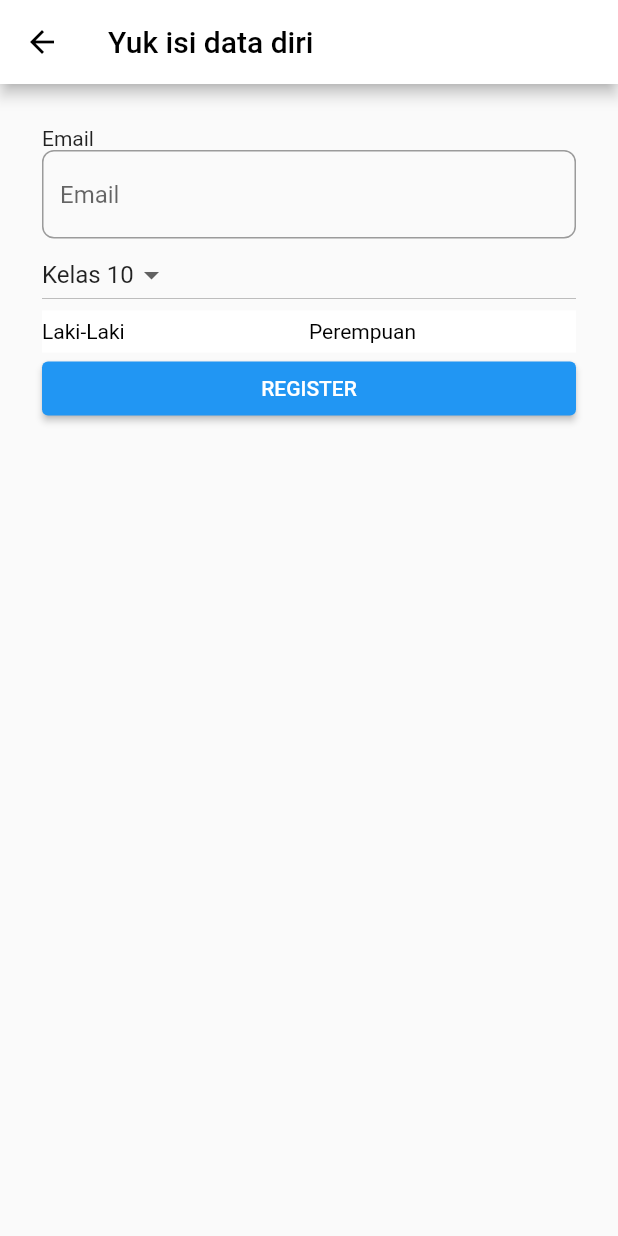
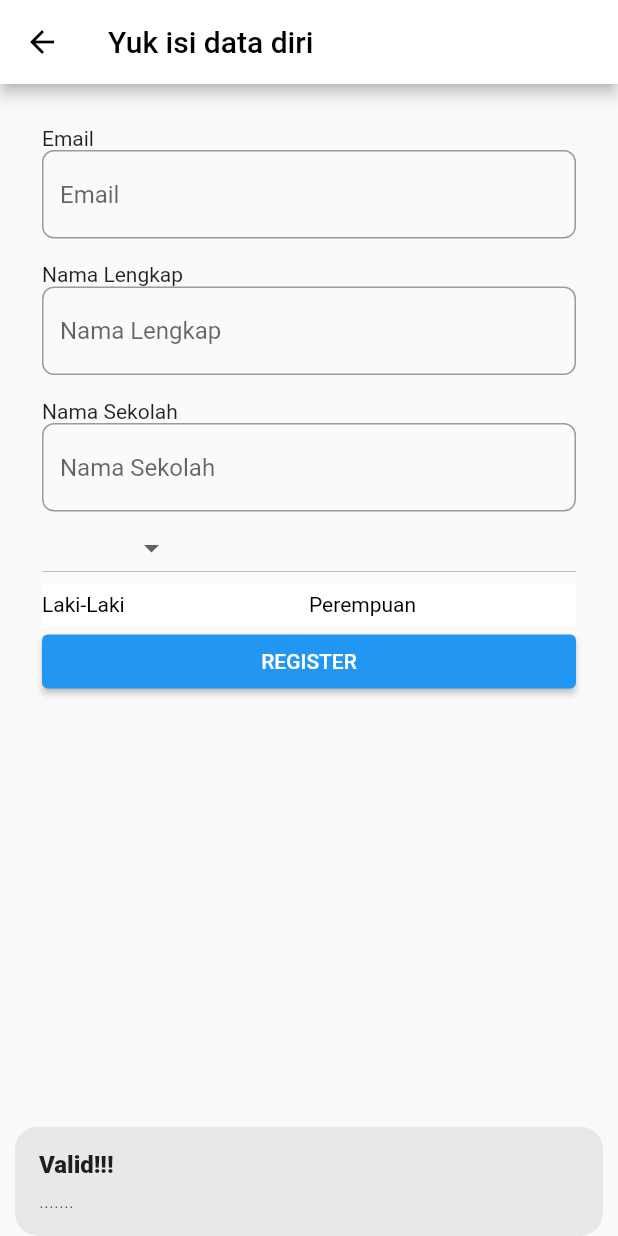
Before and after one commit to Edspert/Bootcamp-Flutter, a Flutter app: the RegistFormPage screen opened by its route, after a tap on "REGISTER", on a phone screen of 412 x 824 dp. Run offline on Flutter 3.47's test engine with Material 2 defaults, Android fonts, the phone set to English and light mode, and no system bars; our stand-ins replace connectivity_plus, dio, firebase_auth, firebase_core, flutter_svg, form_builder_validators and 2 more; missing offline and left inert: dio_logger; accounts and stored records are empty; network calls fail; statements that could not run were skipped; project files that could hold a hidden picture were left out.

Commit message:
fix: form validator.

```diff
--- a/lib/presentation/auth/login/login_controller.dart
+++ b/lib/presentation/auth/login/login_controller.dart
@@ -28,6 +28,7 @@ class LoginController extends GetxController {
 
   Future<void> signOut() async {
     await firebaseAuthService.signOut();
+    Get.offAllNamed(Routes.login);
   }
 
   Future<void> isUserRegistered() async {
--- a/lib/presentation/auth/regist_form/regist_form_page.dart
+++ b/lib/presentation/auth/regist_form/regist_form_page.dart
@@ -1,4 +1,5 @@
 import 'package:flutter/material.dart';
+import 'package:form_builder_validators/form_builder_validators.dart';
 import 'package:get/get.dart';
 import 'package:get/get_core/src/get_main.dart';
 
@@ -14,8 +15,11 @@ class RegistFormPage extends StatefulWidget {
 }
 
 class _RegistFormPageState extends State<RegistFormPage> {
-  final TextEditingController _nameTextController = TextEditingController();
-  String kelas = '10';
+  final GlobalKey<FormState> _formKey = GlobalKey<FormState>();
+  final TextEditingController _emailTextController = TextEditingController();
+  final TextEditingController _fullNameTextController = TextEditingController();
+  final TextEditingController _schoolNameTextController = TextEditingController();
+  String? kelas;
   String jenisKelamin = '';
 
   @override
@@ -26,27 +30,63 @@ class _RegistFormPageState extends State<RegistFormPage> {
         leading: IconButton(
           onPressed: () {},
           color: AppColors.black,
-          icon: Icon(Icons.arrow_back),
+          icon: const Icon(Icons.arrow_back),
         ),
-        title: Text(
+        title: const Text(
           'Yuk isi data diri',
           style: TextStyle(
             color: AppColors.black,
           ),
         ),
       ),
-      body: ListView(
-        padding: EdgeInsets.all(28),
+      body: Form(
+        key: _formKey,
+        child: ListView(
+          padding: const EdgeInsets.all(28),
           children: [
-          Text('Email'),
-          TextField(
-            controller: _nameTextController,
+            const Text('Email'),
+            TextFormField(
+              controller: _emailTextController,
               decoration: InputDecoration(
                 border: OutlineInputBorder(
                   borderRadius: BorderRadius.circular(8),
                 ),
                 hintText: 'Email',
               ),
+              validator: FormBuilderValidators.compose([
+                FormBuilderValidators.required(),
+                FormBuilderValidators.email(),
+              ]),
+            ),
+            SizedBox(height: 16),
+            const Text('Nama Lengkap'),
+            TextFormField(
+              controller: _fullNameTextController,
+              decoration: InputDecoration(
+                border: OutlineInputBorder(
+                  borderRadius: BorderRadius.circular(8),
+                ),
+                hintText: 'Nama Lengkap',
+              ),
+              validator: FormBuilderValidators.compose([
+                FormBuilderValidators.required(),
+                FormBuilderValidators.minLength(6),
+              ]),
+            ),
+            SizedBox(height: 16),
+            const Text('Nama Sekolah'),
+            TextFormField(
+              controller: _schoolNameTextController,
+              decoration: InputDecoration(
+                border: OutlineInputBorder(
+                  borderRadius: BorderRadius.circular(8),
+                ),
+                hintText: 'Nama Sekolah',
+              ),
+              validator: FormBuilderValidators.compose([
+                FormBuilderValidators.required(),
+                FormBuilderValidators.minLength(6),
+              ]),
             ),
             DropdownButton<String?>(
               value: kelas,
@@ -75,7 +115,7 @@ class _RegistFormPageState extends State<RegistFormPage> {
                     },
                     child: Container(
                       color: jenisKelamin == 'Laki-Laki' ? Colors.green : Colors.white,
-                    padding: EdgeInsets.symmetric(vertical: 6),
+                      padding: const EdgeInsets.symmetric(vertical: 6),
                       child: Text(
                         'Laki-Laki',
                         style: TextStyle(
@@ -94,7 +134,7 @@ class _RegistFormPageState extends State<RegistFormPage> {
                     },
                     child: Container(
                       color: jenisKelamin == 'Perempuan' ? Colors.green : Colors.white,
-                    padding: EdgeInsets.symmetric(vertical: 6),
+                      padding: const EdgeInsets.symmetric(vertical: 6),
                       child: Text('Perempuan',
                           style: TextStyle(
                             color: jenisKelamin == 'Perempuan' ? Colors.white : Colors.black,
@@ -106,14 +146,35 @@ class _RegistFormPageState extends State<RegistFormPage> {
             ),
             ElevatedButton(
               onPressed: () {
-              String email = _nameTextController.text;
-              print('EMAIL: ${email} $kelas');
-
+                if (_formKey.currentState!.validate() == true) {
+                  if (kelas != null) {
+                    if (jenisKelamin != '') {
                       // TODO: call RegistFormController.registerUser()
+                      // Sementara redirect ke Dashboard Page, tapi nanti harus call RegistFormController.registerUser()
+                      Get.offAllNamed(Routes.dashboard);
+                    } else {
+                      Get.snackbar(
+                        'Invalid!!!',
+                        'Jenis Kelamin Harus Diisi!',
+                        backgroundColor: Colors.red,
+                      );
+                    }
+                  } else {
+                    Get.snackbar(
+                      'Invalid!!!',
+                      'Kelas Harus Diisi!',
+                      backgroundColor: Colors.red,
+                    );
+                  }
+                  Get.snackbar('Valid!!!', '.......', snackPosition: SnackPosition.BOTTOM);
+                } else {
+                  Get.snackbar('Invalid!!', '.......');
+                }
               },
-            child: Text('REGISTER'),
+              child: const Text('REGISTER'),
             ),
           ],
+        ),
       ),
     );
   }
--- a/lib/presentation/dashboard/dashboard_binding.dart
+++ b/lib/presentation/dashboard/dashboard_binding.dart
@@ -1,8 +1,10 @@
 import 'package:elearning/data/repository/benner_repository.dart';
+import 'package:elearning/presentation/auth/login/login_controller.dart';
 import 'package:elearning/presentation/course/course_list_controller.dart';
 import 'package:elearning/presentation/dashboard/dashboard_controller.dart';
 import 'package:get/get.dart';
 
+import '../../data/repository/auth_repository.dart';
 import '../../data/repository/course_repository.dart';
 import '../../data/services/dio_client.dart';
 import '../../data/services/firebase_auth_service.dart';
@@ -15,6 +17,11 @@ class DashboardBinding implements Bindings {
     Get.lazyPut<FirebaseAuthService>(() => FirebaseAuthServiceImpl());
     Get.lazyPut<CourseRepository>(() => CourseRepositoryImpl(Get.find<DioClient>()));
     Get.lazyPut<BannerRepository>(() => BannerRepositoryImpl(Get.find<DioClient>()));
+    Get.lazyPut<AuthRepository>(() => AuthRepositoryImpl(Get.find<DioClient>()));
+    Get.lazyPut(() => LoginController(
+      authRepository: Get.find<AuthRepository>(),
+      firebaseAuthService: Get.find<FirebaseAuthService>(),
+    ));
     Get.lazyPut(() => DashboardController());
     Get.lazyPut(() =>
         HomeController(Get.find<FirebaseAuthService>(), Get.find<CourseRepository>(), Get.find<BannerRepository>()));
--- a/lib/presentation/dashboard/home/home_controller.dart
+++ b/lib/presentation/dashboard/home/home_controller.dart
@@ -20,7 +20,10 @@ class HomeController extends GetxController {
   Future<void> getCourses() async {
     String? email = firebaseAuthService.getCurrentSignedInUserEmail();
     if (email != null) {
-      List<CourseData> result = await courseRepository.getCourses(majorName: majorName, email: email);
+      List<CourseData> result = await courseRepository.getCourses(
+        majorName: majorName,
+        email: email,
+      );
       courseList = result;
       update();
     }
--- a/lib/presentation/dashboard/home/home_courses_widget.dart
+++ b/lib/presentation/dashboard/home/home_courses_widget.dart
@@ -22,12 +22,14 @@ class _HomeCoursesWidgetState extends State<HomeCoursesWidget> {
 
   @override
   Widget build(BuildContext context) {
+    int maxCourseCount = 3;
+
     return GetBuilder<HomeController>(
       builder: (controller) {
         List<CourseData> courses = controller.courseList;
         return Column(
           children: [
-            if (courses.length > 5)
+            if (courses.length > maxCourseCount)
               TextButton(
                 child: const Text('Lihat Semua'),
                 onPressed: () {
@@ -36,7 +38,7 @@ class _HomeCoursesWidgetState extends State<HomeCoursesWidget> {
               ),
             ListView.builder(
               shrinkWrap: true,
-              itemCount: courses.length > 5 ? 5 : courses.length,
+              itemCount: courses.length > maxCourseCount ? maxCourseCount : courses.length,
               itemBuilder: (context, index) {
                 return ListTile(
                   title: Text(courses[index].courseName ?? ''),
--- a/lib/presentation/dashboard/profile/profile_page.dart
+++ b/lib/presentation/dashboard/profile/profile_page.dart
@@ -1,12 +1,20 @@
+import 'package:elearning/presentation/auth/login/login_controller.dart';
 import 'package:flutter/cupertino.dart';
+import 'package:flutter/material.dart';
+import 'package:get/get.dart';
 
 class ProfilePage extends StatelessWidget {
   const ProfilePage({Key? key}) : super(key: key);
 
   @override
   Widget build(BuildContext context) {
-    return const Placeholder(
-      child: Text('Profile'),
+    return Center(
+      child: OutlinedButton(
+        child: Text('Logout'),
+        onPressed: () {
+          Get.find<LoginController>().signOut();
+        },
+      ),
     );
   }
 }
--- a/lib/presentation/splash/splash_binding.dart
+++ b/lib/presentation/splash/splash_binding.dart
@@ -13,6 +13,8 @@ class SplashBinding implements Bindings {
     Get.lazyPut<AuthRepository>(() => AuthRepositoryImpl(Get.find<DioClient>()));
     Get.lazyPut<FirebaseAuthService>(() => FirebaseAuthServiceImpl());
     Get.put(SplashController(
-        authRepository: Get.find<AuthRepository>(), firebaseAuthService: Get.find<FirebaseAuthService>()));
+      authRepository: Get.find<AuthRepository>(),
+      firebaseAuthService: Get.find<FirebaseAuthService>(),
+    ));
   }
 }
--- a/lib/presentation/splash/splash_page.dart
+++ b/lib/presentation/splash/splash_page.dart
@@ -3,15 +3,8 @@ import 'package:flutter/material.dart';
 import '../../core/values/colors.dart';
 import '../../core/values/images.dart';
 
-class SplashPage extends StatefulWidget {
+class SplashPage extends StatelessWidget {
   const SplashPage({Key? key}) : super(key: key);
-
-  @override
-  State<SplashPage> createState() => _SplashPageState();
-}
-
-class _SplashPageState extends State<SplashPage> {
-  TextEditingController emailTextController = TextEditingController();
 
   @override
   Widget build(BuildContext context) {
--- a/pubspec.yaml
+++ b/pubspec.yaml
@@ -22,6 +22,7 @@ dependencies:
   flutter_svg: ^1.1.5
   flutter_widget_from_html: ^0.8.5
   connectivity_plus: ^3.0.2
+  form_builder_validators: ^8.4.0
 
 dev_dependencies:
   flutter_test:
```
Also changed, not shown: pubspec.lock. Lines whose indentation alone changed are shown as unchanged.
